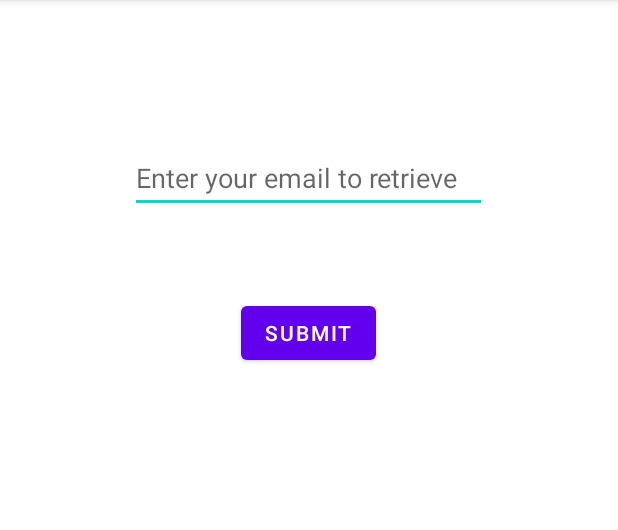
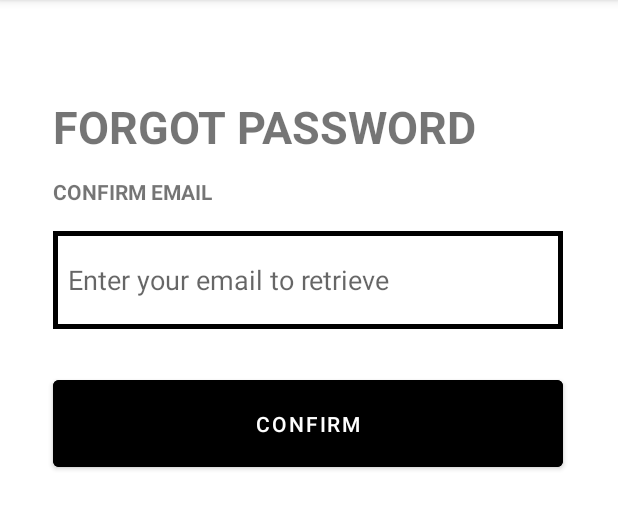
Before and after one commit to KTTNKL/UAIEO, an Android app: the ForgetPasswordActivity screen opened directly, with no data from a screen before it, on a phone screen of 412 x 824 dp, the part 84-614 px from its top. Run offline under Robolectric (Android 15) with nearby library versions, the phone set to English and light mode, and no system bars; our stand-ins replace Firebase (no records; nobody signed in at launch, a user with empty details on screens opened directly).

Commit message:
[19127478] - Forget password

```diff
--- /dev/null
+++ b/Source/app/src/main/res/drawable/border_forgotpassword.xml
@@ -0,0 +1,6 @@
+<?xml version="1.0" encoding="utf-8"?>
+<shape xmlns:android="http://schemas.android.com/apk/res/android" android:shape="rectangle" >
+    <solid android:color="@android:color/white" />
+    <stroke android:width="3dip" android:color="@color/black"/>
+    <padding android:bottom="10dp" android:left="10dp" android:right="10dp" android:top="10dp"/>
+</shape>
--- a/Source/app/src/main/res/layout/activity_forget_password.xml
+++ b/Source/app/src/main/res/layout/activity_forget_password.xml
@@ -8,25 +8,53 @@
 
     <EditText
         android:id="@+id/emailForgetET"
-        android:layout_width="238dp"
-        android:layout_height="46dp"
-        android:layout_marginTop="96dp"
+        android:layout_width="340dp"
+        android:layout_height="65dp"
+        android:layout_marginTop="48dp"
+        android:background="@drawable/border_forgotpassword"
         android:ems="10"
         android:hint="Enter your email to retrieve"
         android:inputType="textPersonName"
         android:minHeight="48dp"
         app:layout_constraintEnd_toEndOf="parent"
-        app:layout_constraintHorizontal_bias="0.497"
+        app:layout_constraintHorizontal_bias="0.492"
+        app:layout_constraintStart_toStartOf="parent"
+        app:layout_constraintTop_toBottomOf="@+id/textView" />
+
+    <Button
+        android:id="@+id/submitBT"
+        android:layout_width="340dp"
+        android:layout_height="70dp"
+        android:layout_marginTop="28dp"
+        android:backgroundTint="@color/black"
+        android:text="@string/confirm_button"
+        app:layout_constraintEnd_toEndOf="@+id/emailForgetET"
+        app:layout_constraintHorizontal_bias="0.0"
+        app:layout_constraintStart_toStartOf="@+id/emailForgetET"
+        app:layout_constraintTop_toBottomOf="@+id/emailForgetET" />
+
+    <TextView
+        android:id="@+id/textView"
+        android:layout_width="327dp"
+        android:layout_height="42dp"
+        android:layout_marginTop="64dp"
+        android:text="@string/forget_password_title"
+        android:textSize="30dp"
+        android:textStyle="bold"
+        app:layout_constraintEnd_toEndOf="parent"
+        app:layout_constraintHorizontal_bias="0.416"
         app:layout_constraintStart_toStartOf="parent"
         app:layout_constraintTop_toTopOf="parent" />
 
-    <Button
-        android:id="@+id/submitBT"
-        android:layout_width="wrap_content"
-        android:layout_height="wrap_content"
-        android:layout_marginTop="56dp"
-        android:text="Submit"
-        app:layout_constraintEnd_toEndOf="@+id/emailForgetET"
-        app:layout_constraintStart_toStartOf="@+id/emailForgetET"
-        app:layout_constraintTop_toBottomOf="@+id/emailForgetET" />
+    <TextView
+        android:id="@+id/textView2"
+        android:layout_width="129dp"
+        android:layout_height="36dp"
+        android:layout_marginTop="12dp"
+        android:textStyle="bold"
+        android:text="@string/confirm_email"
+        app:layout_constraintEnd_toEndOf="parent"
+        app:layout_constraintHorizontal_bias="0.124"
+        app:layout_constraintStart_toStartOf="parent"
+        app:layout_constraintTop_toBottomOf="@+id/textView" />
 </androidx.constraintlayout.widget.ConstraintLayout>
--- a/Source/app/src/main/res/values/strings.xml
+++ b/Source/app/src/main/res/values/strings.xml
@@ -2,4 +2,8 @@
     <string name="app_name">UAIEO</string>
     <!-- TODO: Remove or change this placeholder text -->
     <string name="hello_blank_fragment">Hello blank fragment</string>
+    <string name="forget_password_title">FORGOT PASSWORD</string>
+    <string name="confirm_email">CONFIRM EMAIL</string>
+    <string name="confirm_button">CONFIRM</string>
+
 </resources>
```
